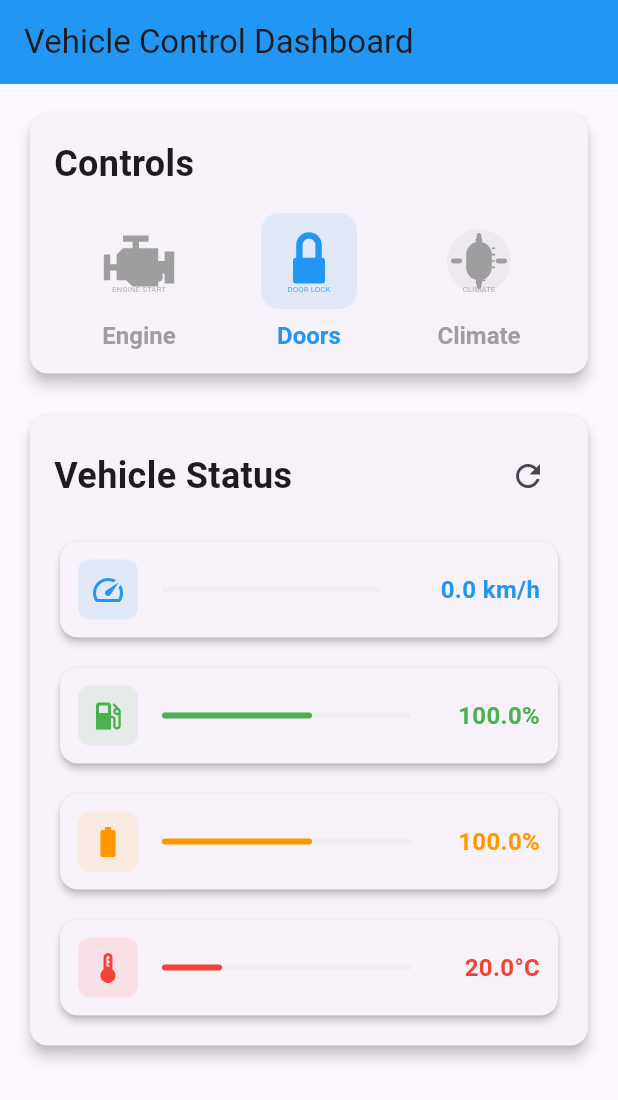
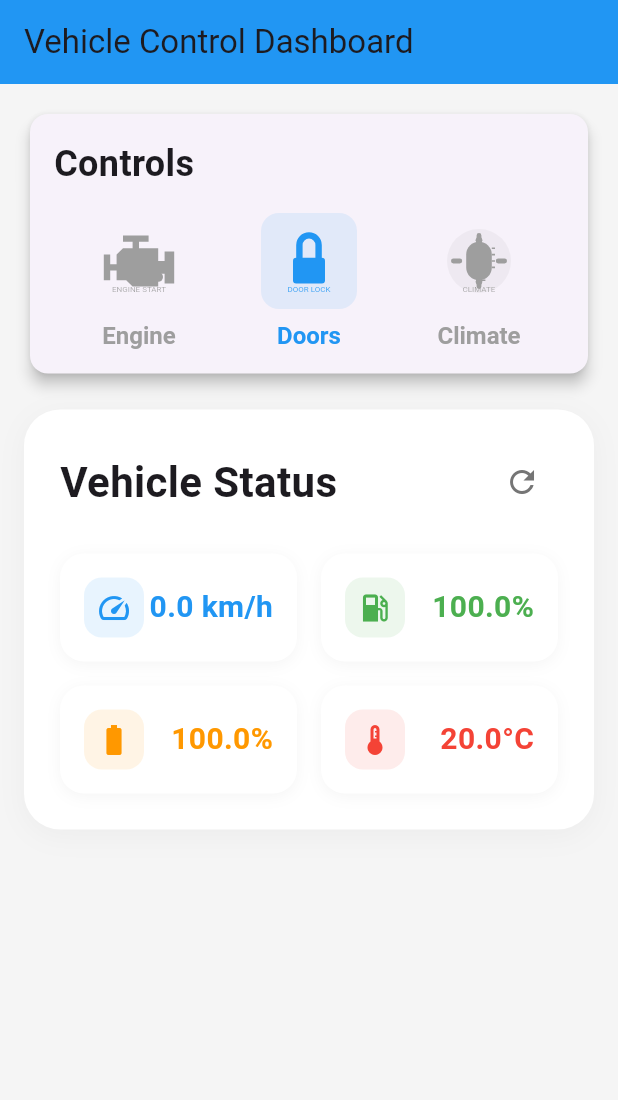
Before and after one commit to doantronghieu/Nexus, a Flutter app: the screen it shows after launch, on a phone screen of 412 x 824 dp. Shown: the top 1100 px of the screen. Run offline on Flutter 3.47's test engine with Material 3 defaults, Android fonts, the phone set to English and light mode, and no system bars; our stand-ins replace flutter_svg.

Commit message:
[UI] Car

```diff
--- a/ui/projects/car/lib/screens/dashboard_screen.dart
+++ b/ui/projects/car/lib/screens/dashboard_screen.dart
@@ -3,7 +3,6 @@ import '../models/vehicle_state.dart';
 import '../widgets/control_icons.dart';
 import '../widgets/active_state_animations.dart';
 import '../widgets/animated_status_card.dart';
-import '../widgets/status_change_indicator.dart';
 
 class DashboardScreen extends StatefulWidget {
   const DashboardScreen({super.key});
@@ -14,17 +13,9 @@ class DashboardScreen extends StatefulWidget {
 
 class _DashboardScreenState extends State<DashboardScreen> {
   VehicleState _vehicleState = VehicleState();
-  late VehicleState _previousState;
-
-  @override
-  void initState() {
-    super.initState();
-    _previousState = _vehicleState;
-  }
 
   void _updateVehicleState(VehicleState newState) {
     setState(() {
-      _previousState = _vehicleState;
       _vehicleState = newState;
     });
   }
@@ -32,6 +23,7 @@ class _DashboardScreenState extends State<DashboardScreen> {
   @override
   Widget build(BuildContext context) {
     return Scaffold(
+      backgroundColor: Colors.grey[100],
       appBar: AppBar(
         title: const Text('Vehicle Control Dashboard'),
         backgroundColor: Colors.blue,
@@ -140,10 +132,20 @@ class _DashboardScreenState extends State<DashboardScreen> {
   }
 
   Widget _buildMonitoringSection() {
-    return Card(
-      elevation: 4,
-      child: Padding(
-        padding: const EdgeInsets.all(16.0),
+    return Container(
+      padding: const EdgeInsets.all(24.0),
+      decoration: BoxDecoration(
+        color: Colors.white,
+        borderRadius: BorderRadius.circular(24),
+        boxShadow: [
+          BoxShadow(
+            color: Colors.grey.withOpacity(0.1),
+            spreadRadius: 0,
+            blurRadius: 16,
+            offset: const Offset(0, 4),
+          ),
+        ],
+      ),
       child: Column(
         crossAxisAlignment: CrossAxisAlignment.start,
         children: [
@@ -153,22 +155,21 @@ class _DashboardScreenState extends State<DashboardScreen> {
               const Text(
                 'Vehicle Status',
                 style: TextStyle(
-                    fontSize: 24,
+                  fontSize: 28,
                   fontWeight: FontWeight.bold,
                 ),
               ),
               IconButton(
                 icon: const Icon(Icons.refresh),
-                  onPressed: () {
-                    // Add refresh functionality if needed
-                  },
+                onPressed: () {},
+                color: Colors.grey[600],
               ),
             ],
           ),
-            const SizedBox(height: 16),
-            StatusChangeIndicator(
-              oldValue: _previousState.speed,
-              newValue: _vehicleState.speed,
+          const SizedBox(height: 24),
+          Row(
+            children: [
+              Expanded(
                 child: AnimatedStatusCard(
                   title: 'Speed',
                   value: _vehicleState.speed,
@@ -178,10 +179,8 @@ class _DashboardScreenState extends State<DashboardScreen> {
                   unit: ' km/h',
                 ),
               ),
-            const SizedBox(height: 12),
-            StatusChangeIndicator(
-              oldValue: _previousState.fuelLevel,
-              newValue: _vehicleState.fuelLevel,
+              const SizedBox(width: 16),
+              Expanded(
                 child: AnimatedStatusCard(
                   title: 'Fuel Level',
                   value: _vehicleState.fuelLevel,
@@ -190,10 +189,12 @@ class _DashboardScreenState extends State<DashboardScreen> {
                   unit: '%',
                 ),
               ),
-            const SizedBox(height: 12),
-            StatusChangeIndicator(
-              oldValue: _previousState.batteryLevel,
-              newValue: _vehicleState.batteryLevel,
+            ],
+          ),
+          const SizedBox(height: 16),
+          Row(
+            children: [
+              Expanded(
                 child: AnimatedStatusCard(
                   title: 'Battery Level',
                   value: _vehicleState.batteryLevel,
@@ -202,10 +203,8 @@ class _DashboardScreenState extends State<DashboardScreen> {
                   unit: '%',
                 ),
               ),
-            const SizedBox(height: 12),
-            StatusChangeIndicator(
-              oldValue: _previousState.temperature,
-              newValue: _vehicleState.temperature,
+              const SizedBox(width: 16),
+              Expanded(
                 child: AnimatedStatusCard(
                   title: 'Temperature',
                   value: _vehicleState.temperature,
@@ -217,6 +216,7 @@ class _DashboardScreenState extends State<DashboardScreen> {
               ),
             ],
           ),
+        ],
       ),
     );
   }
--- a/ui/projects/car/lib/widgets/animated_status_card.dart
+++ b/ui/projects/car/lib/widgets/animated_status_card.dart
@@ -20,26 +20,28 @@ class AnimatedStatusCard extends StatelessWidget {
 
   @override
   Widget build(BuildContext context) {
-    return Card(
-      elevation: 2,
-      child: Tooltip(
-        message: title,
-        child: TweenAnimationBuilder<double>(
-          duration: const Duration(milliseconds: 800),
-          tween: Tween(begin: 0, end: value),
-          curve: Curves.easeOutCubic,
-          builder: (context, animatedValue, _) {
     return Container(
-              padding: const EdgeInsets.all(12),
+      padding: const EdgeInsets.all(16),
+      decoration: BoxDecoration(
+        color: Colors.white,
+        borderRadius: BorderRadius.circular(16),
+        boxShadow: [
+          BoxShadow(
+            color: Colors.grey.withOpacity(0.1),
+            spreadRadius: 0,
+            blurRadius: 8,
+            offset: const Offset(0, 2),
+          ),
+        ],
+      ),
       child: Row(
         mainAxisAlignment: MainAxisAlignment.spaceBetween,
         children: [
-                  // Icon with background
           Container(
             padding: const EdgeInsets.all(8),
             decoration: BoxDecoration(
               color: color.withOpacity(0.1),
-                      borderRadius: BorderRadius.circular(8),
+              borderRadius: BorderRadius.circular(12),
             ),
             child: Icon(
               icon,
@@ -47,53 +49,17 @@ class AnimatedStatusCard extends StatelessWidget {
               size: 24,
             ),
           ),
-
-                  const SizedBox(width: 16),
-
-                  // Progress bar
-                  Expanded(
-                    child: Stack(
-                      children: [
-                        Container(
-                          height: 4,
-                          decoration: BoxDecoration(
-                            color: Colors.grey.shade200,
-                            borderRadius: BorderRadius.circular(2),
-                          ),
-                        ),
-                        AnimatedContainer(
+          TweenAnimationBuilder<double>(
             duration: const Duration(milliseconds: 500),
-                          height: 4,
-                          width: (animatedValue / maxValue) * 100,
-                          decoration: BoxDecoration(
-                            color: color,
-                            borderRadius: BorderRadius.circular(2),
-                          ),
-                        ),
-                      ],
-                    ),
-                  ),
-
-                  const SizedBox(width: 16),
-
-                  // Value with animation
-                  TweenAnimationBuilder<double>(
-                    duration: const Duration(milliseconds: 800),
             tween: Tween(begin: 0, end: value),
             curve: Curves.easeOutCubic,
             builder: (context, value, _) {
-                      return SizedBox(
-                        width: unit.contains('km/h') ? 90 : 70, // Wider for km/h
-                        child: Text(
+              return Text(
                 '${value.toStringAsFixed(1)}$unit',
                 style: TextStyle(
-                            fontSize: 16,
-                            fontWeight: FontWeight.bold,
+                  fontSize: 20,
+                  fontWeight: FontWeight.w600,
                   color: color,
-                          ),
-                          textAlign: TextAlign.end,
-                          softWrap: false,
-                          overflow: TextOverflow.visible,
                 ),
               );
             },
@@ -101,9 +67,5 @@ class AnimatedStatusCard extends StatelessWidget {
         ],
       ),
     );
-          },
-        ),
-      ),
-    );
   }
 }
```
Also changed, not shown: ui/projects/car/lib/widgets/animated_status_icon.dart (added, +219 -0 lines). Lines whose indentation alone changed are shown as unchanged.
